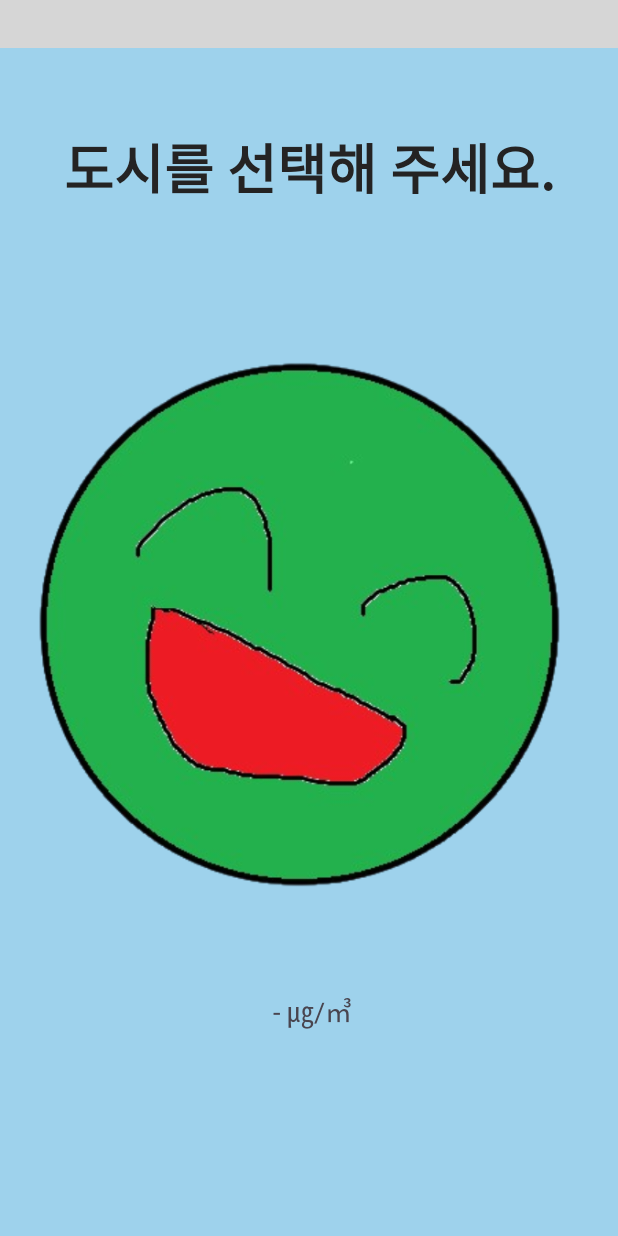
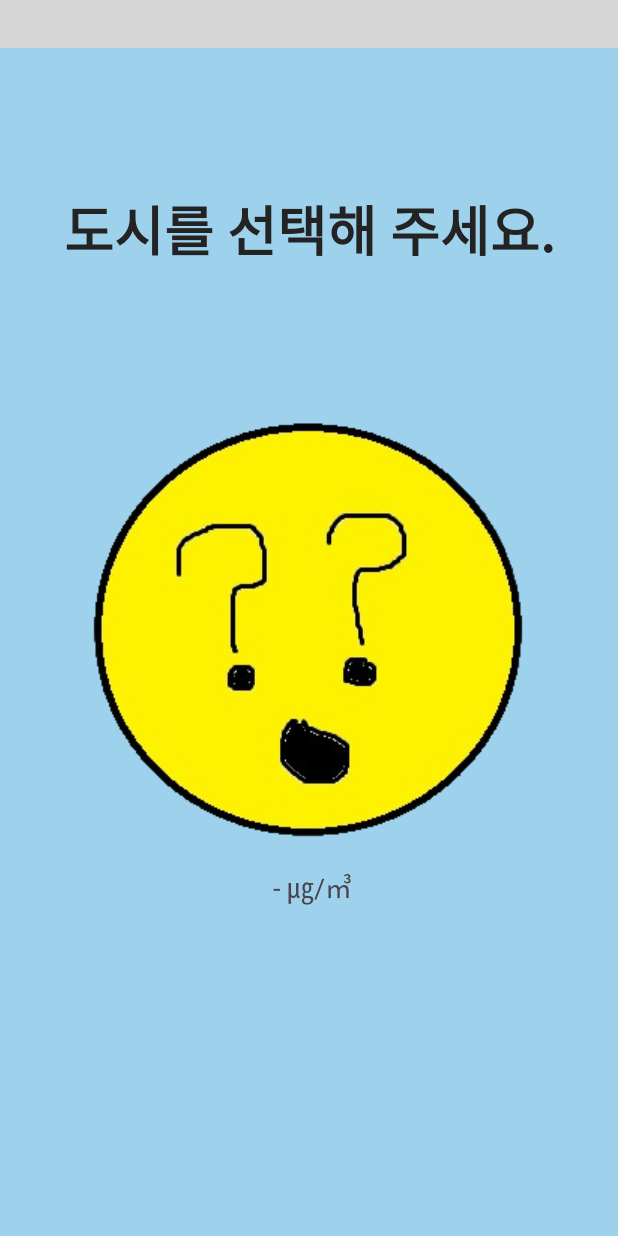
Before and after one commit to limduh/LimduMiseya, an Android app: the layout activity_main.xml on its own in the app's theme, with its tools: preview values and no code run, on a phone screen of 412 x 824 dp. Run offline under Robolectric (Android 15) with nearby library versions, the phone set to English and light mode, and no system bars; plain views replace PowerSpinnerView; grey boxes are pictures that could not be loaded.

Commit message:
question.png올림

```diff
--- a/app/src/main/res/layout/activity_main.xml
+++ b/app/src/main/res/layout/activity_main.xml
@@ -75,7 +75,7 @@
         app:layout_constraintEnd_toEndOf="parent"
         app:layout_constraintStart_toStartOf="parent"
         app:layout_constraintTop_toTopOf="parent"
-        app:srcCompat="@drawable/excellent" />
+        app:srcCompat="@drawable/question" />
 
     <TextView
         android:id="@+id/tv_p10value"
```
Also changed, not shown: app/src/main/res/drawable/question.png (added).
